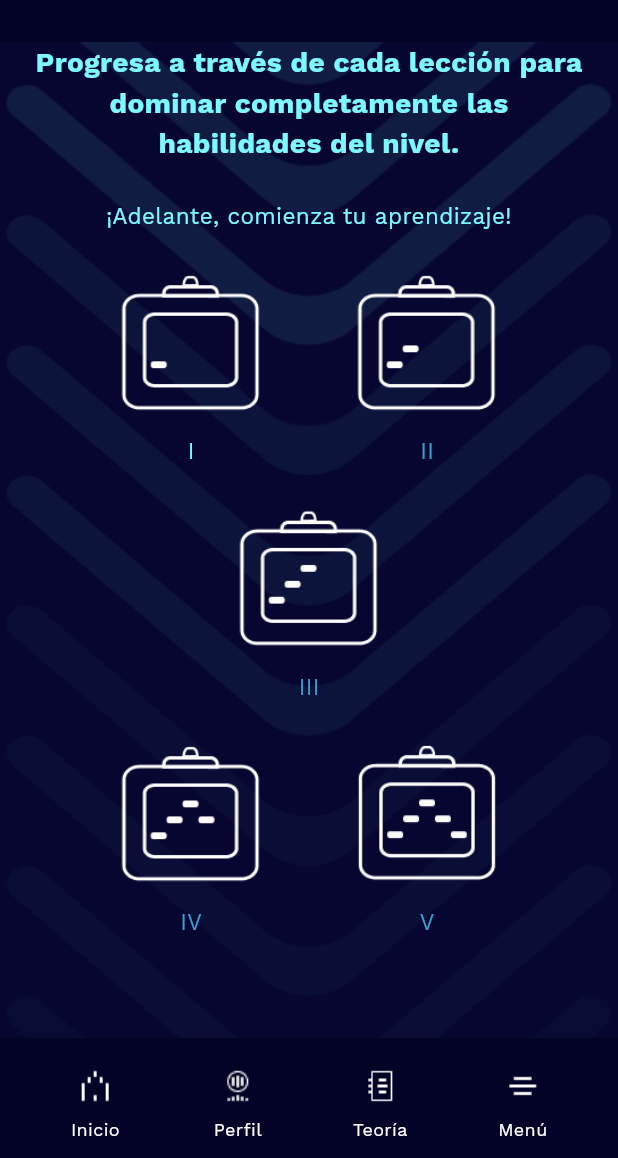
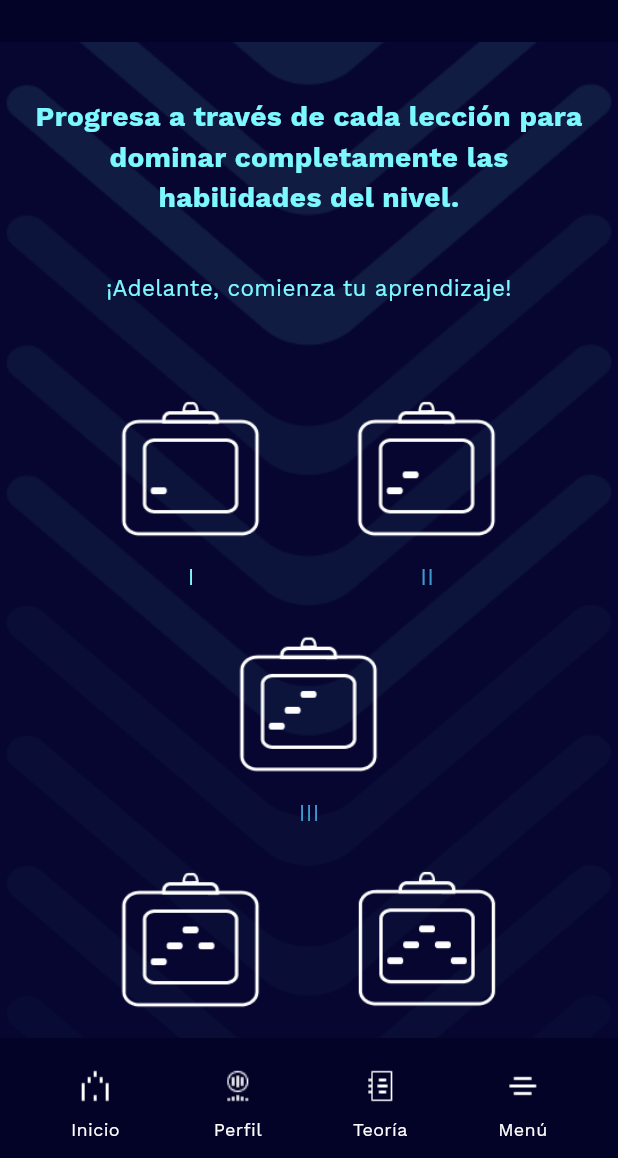
Before and after one commit to PabloAndresZP/miapp, a Flutter app: the LessonTwoScreen screen opened directly, on a phone screen of 412 x 824 dp, the part 78-1236 px from its top. Run offline on Flutter 3.47's test engine with Material 2 defaults, Android fonts, the phone set to English and light mode, and no system bars; our stand-ins replace audioplayers, video_player.

Commit message:
Nuevas correcciones de spacers

```diff
--- a/lib/src/pages/lesson_two_screen.dart
+++ b/lib/src/pages/lesson_two_screen.dart
@@ -36,10 +36,12 @@ class LessonTwoScreen extends StatelessWidget {
               ),
             ),
           ),
+
           SingleChildScrollView( // Aquí se añade el SingleChildScrollView
             child: Center(
               child: Padding(
-                padding: EdgeInsets.symmetric(horizontal: 20),
+                padding: EdgeInsets.only(top: 36, left: 20, right: 20), // Se añadió padding superior de 48px
+
                 child: Column(
                   mainAxisAlignment: MainAxisAlignment.center,
                   children: [
@@ -53,7 +55,7 @@ class LessonTwoScreen extends StatelessWidget {
                       ),
                       textAlign: TextAlign.center,
                     ),
-                    SizedBox(height: 24),
+                    SizedBox(height: 36),
                     Text(
                       '¡Adelante, comienza tu aprendizaje!',
                       style: TextStyle(
@@ -64,7 +66,7 @@ class LessonTwoScreen extends StatelessWidget {
                       ),
                       textAlign: TextAlign.center,
                     ),
-                    SizedBox(height: 24),
+                    SizedBox(height: 60),
                     Row(
                       mainAxisAlignment: MainAxisAlignment.spaceEvenly,
                       children: [
--- a/lib/src/pages/level2_screen.dart
+++ b/lib/src/pages/level2_screen.dart
@@ -19,7 +19,7 @@ class Level2Screen extends StatelessWidget {
           },
         ),
         title: Text(
-          '       Niveles', // Añadido espacios para alinear el título a la izquierda como en Level1Screen
+          '           Niveles', // Añadido espacios para alinear el título a la izquierda como en Level1Screen
           style: TextStyle(
             color: Color(0xFF044A1D6),
             fontFamily: 'WorkSans',
```
